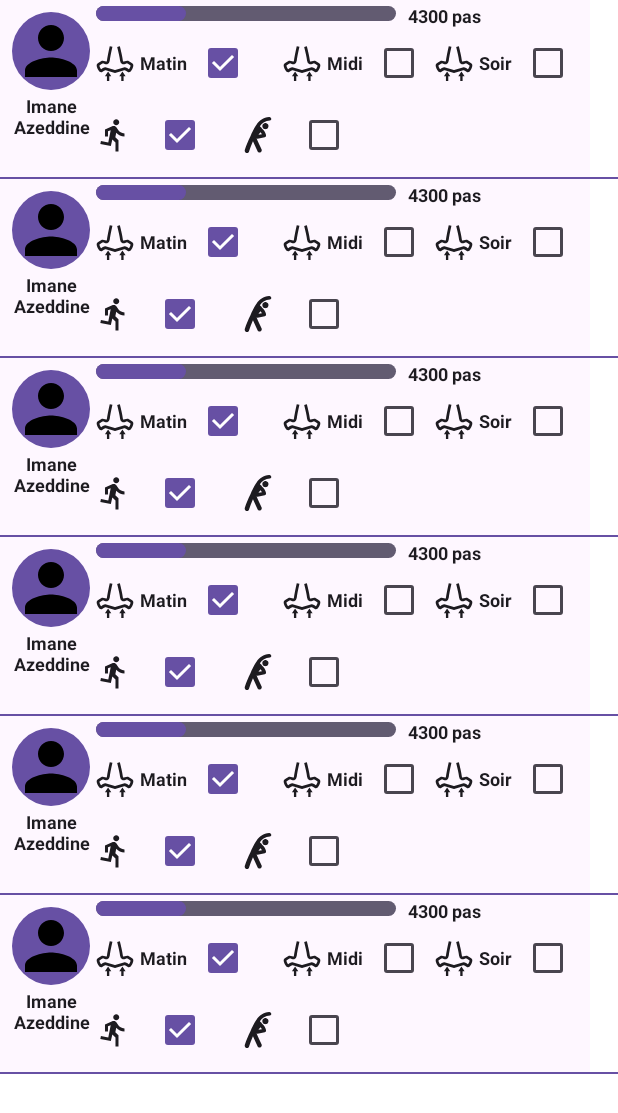
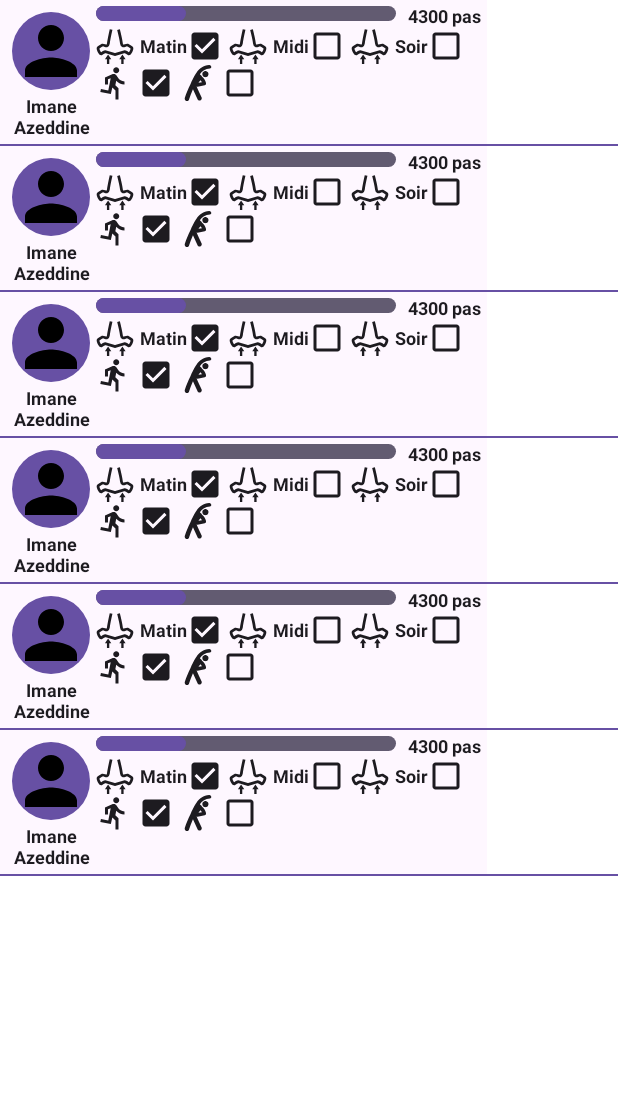
Before and after one commit to nasedd/BetterFuture, an Android app built with Jetpack Compose: the @Preview function StatusScreenPreview, on a phone screen of 412 x 824 dp. Shown: the top 1113 px of the screen. Run offline under Robolectric (Android 15) with nearby library versions, the phone set to English and light mode, and no system bars.

Commit message:
add new icon

```diff
--- a/app/src/main/java/com/example/betterfuture/ui/components/StatusItem.kt
+++ b/app/src/main/java/com/example/betterfuture/ui/components/StatusItem.kt
@@ -64,24 +64,22 @@ fun StatusItem(name: String){
             Row (verticalAlignment = Alignment.CenterVertically){
                 IconComponent(R.drawable.ic_breath, modifier = Modifier.padding(end = 4.dp))
                 TextComp("Matin")
-                Checkbox(checked = true, onCheckedChange = {}, modifier = Modifier.padding(end = 16.dp, start = 0.dp))
+                IconComponent(R.drawable.ic_box_checked, modifier = Modifier.padding(end = 4.dp))
 
                 IconComponent(R.drawable.ic_breath, modifier = Modifier.padding(end = 4.dp))
                 TextComp("Midi")
-                Checkbox(checked = false, onCheckedChange = {}, modifier = Modifier.padding(start = 0.dp))
+                IconComponent(R.drawable.ic_box_unchecked, modifier = Modifier.padding(end = 4.dp))
 
                 IconComponent(R.drawable.ic_breath, modifier = Modifier.padding(end = 4.dp))
                 TextComp("Soir")
-                Checkbox(checked = false, onCheckedChange = {}, modifier = Modifier.padding(start = 0.dp))
-            }
+                IconComponent(R.drawable.ic_box_unchecked, modifier = Modifier.padding(end = 4.dp))            }
 
             Row (verticalAlignment = Alignment.CenterVertically){
                 IconComponent(R.drawable.ic_sport, modifier = Modifier.padding(end = 4.dp))
-                Checkbox(checked = true, onCheckedChange = {}, modifier = Modifier.padding(end = 16.dp, start = 4.dp))
+                IconComponent(R.drawable.ic_box_checked, modifier = Modifier.padding(end = 4.dp))
 
                 IconComponent(R.drawable.ic_stretching, modifier = Modifier.padding(end = 4.dp))
-                Checkbox(checked = false, onCheckedChange = {}, modifier = Modifier.padding(end = 16.dp, start = 4.dp))
-            }
+                IconComponent(R.drawable.ic_box_unchecked, modifier = Modifier.padding(end = 4.dp))            }
 
 
         }
--- /dev/null
+++ b/app/src/main/res/drawable/ic_box_checked.xml
@@ -0,0 +1,5 @@
+<vector android:height="24dp" android:tint="#000000"
+    android:viewportHeight="24" android:viewportWidth="24"
+    android:width="24dp" xmlns:android="http://schemas.android.com/apk/res/android">
+    <path android:fillColor="@android:color/white" android:pathData="M19,3L5,3c-1.11,0 -2,0.9 -2,2v14c0,1.1 0.89,2 2,2h14c1.11,0 2,-0.9 2,-2L21,5c0,-1.1 -0.89,-2 -2,-2zM10,17l-5,-5 1.41,-1.41L10,14.17l7.59,-7.59L19,8l-9,9z"/>
+</vector>
--- a/app/src/main/res/drawable/ic_box_unchecked.xml
+++ b/app/src/main/res/drawable/ic_box_unchecked.xml
@@ -1,14 +1,5 @@
-<vector xmlns:android="http://schemas.android.com/apk/res/android"
-    android:width="24dp"
-    android:height="24dp"
-    android:viewportWidth="100"
-    android:viewportHeight="100">
-  <path
-      android:pathData="M14.05,29.3C14.05,25.26 15.66,21.38 18.52,18.52C21.38,15.66 25.26,14.05 29.3,14.05L70.7,14.05L70.7,14.05C74.74,14.05 78.62,15.66 81.48,18.52C84.34,21.38 85.95,25.26 85.95,29.3L85.95,70.7L85.95,70.7C85.95,79.12 79.12,85.95 70.7,85.95L29.3,85.95L29.3,85.95C20.88,85.95 14.05,79.12 14.05,70.7z"
-      android:strokeLineJoin="miter"
-      android:strokeWidth="8.59"
-      android:fillColor="#00000000"
-      android:fillType="nonZero"
-      android:strokeColor="#000000"
-      android:strokeLineCap="butt"/>
+<vector android:height="24dp" android:tint="#000000"
+    android:viewportHeight="24" android:viewportWidth="24"
+    android:width="24dp" xmlns:android="http://schemas.android.com/apk/res/android">
+    <path android:fillColor="@android:color/white" android:pathData="M19,5v14H5V5h14m0,-2H5c-1.1,0 -2,0.9 -2,2v14c0,1.1 0.9,2 2,2h14c1.1,0 2,-0.9 2,-2V5c0,-1.1 -0.9,-2 -2,-2z"/>
 </vector>
```
Also changed, not shown: app/src/main/res/drawable/ic_box_checked_dark.xml (added, +24 -0 lines), app/src/main/res/drawable/ic_box_checked_light.xml (added, +22 -0 lines), app/src/main/res/drawable/ic_box_unchecked_dark.xml (added, +15 -0 lines), app/src/main/res/drawable/ic_box_unchecked_light.xml (added, +14 -0 lines).
